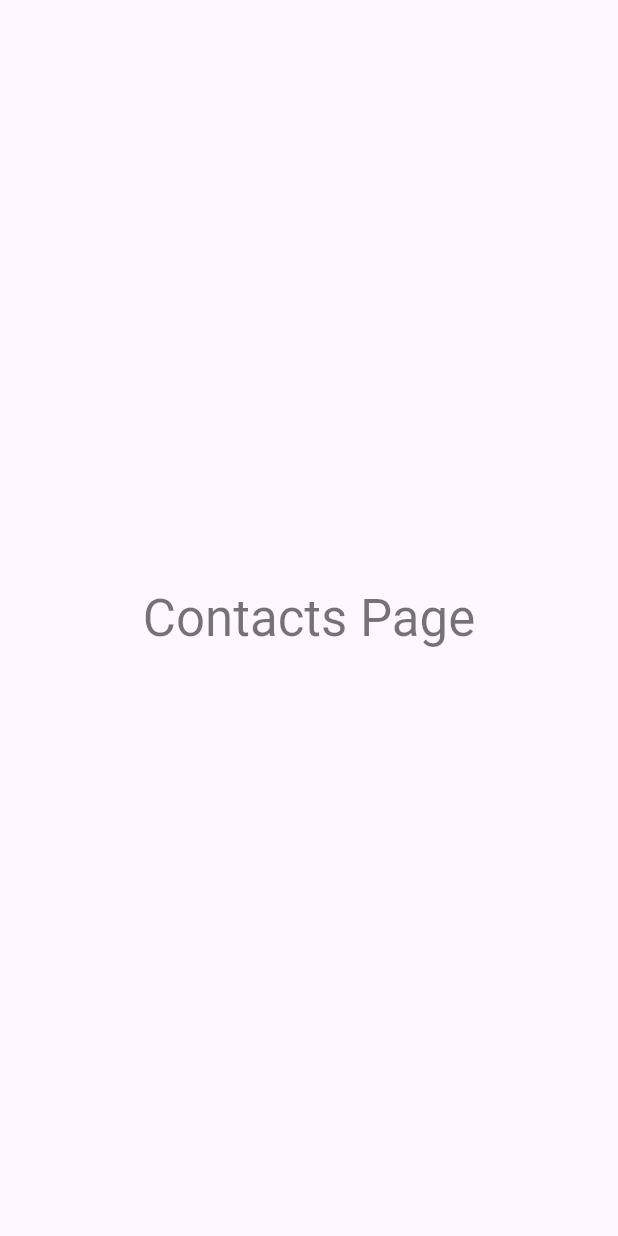
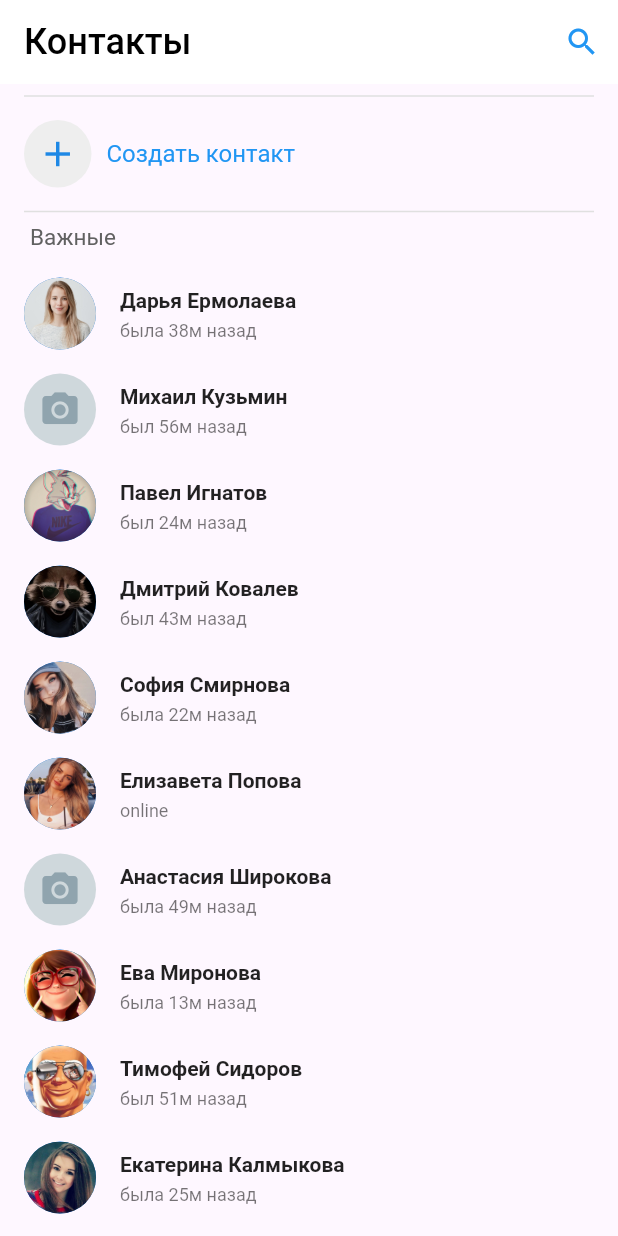
Before and after one commit to nikolay-potehin/widgets_showcase, a Flutter app: the VKContactsPage screen opened directly, on a phone screen of 412 x 824 dp. Run offline on Flutter 3.47's test engine with Material 2 defaults, Android fonts, the light colour scheme and no system bars; our stand-ins replace salomon_bottom_bar.

Commit message:
added contacts page (completed raw version), added online phone status icon, refactoring, bug fixes

```diff
--- a/lib/examples/vk_messenger/chats/dialog_tile.dart
+++ b/lib/examples/vk_messenger/chats/dialog_tile.dart
@@ -17,7 +17,9 @@ class DialogTile extends StatelessWidget {
 
   @override
   Widget build(BuildContext context) {
-    return ListTile(
+    return Material(
+      child: InkWell(
+        child: ListTile(
           title: Text(
             title,
             style: const TextStyle(fontWeight: FontWeight.w500),
@@ -35,6 +37,8 @@ class DialogTile extends StatelessWidget {
               color: Colors.grey,
             ),
           ),
+        ),
+      ),
     );
   }
 }
--- a/lib/examples/vk_messenger/contacts.dart
+++ /dev/null
@@ -1,17 +0,0 @@
-import 'package:flutter/material.dart';
-
-class VKContactsPage extends StatelessWidget {
-  const VKContactsPage({super.key});
-
-  @override
-  Widget build(BuildContext context) {
-    return Scaffold(
-      body: Center(
-        child: Text(
-          'Contacts Page',
-          style: Theme.of(context).textTheme.headlineMedium,
-        ),
-      ),
-    );
-  }
-}
--- /dev/null
+++ b/lib/examples/vk_messenger/contacts/add_contact_button.dart
@@ -0,0 +1,47 @@
+import 'package:flutter/material.dart';
+
+class AddContactButton extends StatelessWidget {
+  const AddContactButton({
+    super.key,
+  });
+
+  @override
+  Widget build(BuildContext context) {
+    return Material(
+      child: InkWell(
+        onTap: () {},
+        child: Padding(
+          padding: const EdgeInsets.symmetric(
+            horizontal: 16,
+            vertical: 8,
+          ),
+          child: Row(
+            children: [
+              Container(
+                width: 45,
+                height: 45,
+                decoration: BoxDecoration(
+                    color: Colors.grey.shade200,
+                    borderRadius: BorderRadius.circular(50)),
+                child: Icon(
+                  Icons.add,
+                  size: 28,
+                  color: Colors.blue.shade600,
+                ),
+              ),
+              const SizedBox(width: 10),
+              const Text(
+                'Создать контакт',
+                style: TextStyle(
+                  color: Colors.blue,
+                  fontSize: 16,
+                ),
+              ),
+              const Expanded(child: SizedBox()),
+            ],
+          ),
+        ),
+      ),
+    );
+  }
+}
--- /dev/null
+++ b/lib/examples/vk_messenger/contacts/contacts.dart
@@ -0,0 +1,80 @@
+import 'package:flutter/material.dart';
+import 'package:widgets_showcase/examples/vk_messenger/contacts/add_contact_button.dart';
+import 'package:widgets_showcase/examples/vk_messenger/contacts/contacts_divider.dart';
+import 'package:widgets_showcase/examples/vk_messenger/contacts/contacts_tile.dart';
+import 'package:widgets_showcase/examples/vk_messenger/models/users.dart';
+
+class VKContactsPage extends StatelessWidget {
+  const VKContactsPage({super.key});
+
+  @override
+  Widget build(BuildContext context) {
+    final users = MockUsers.users;
+
+    return Scaffold(
+      appBar: appBar(),
+      body: NotificationListener<OverscrollIndicatorNotification>(
+        onNotification: (notification) {
+          notification.disallowIndicator();
+          return true;
+        },
+        child: SingleChildScrollView(
+          child: Column(
+            mainAxisSize: MainAxisSize.min,
+            crossAxisAlignment: CrossAxisAlignment.start,
+            children: [
+              const ContactsDivider(),
+              const AddContactButton(),
+              const ContactsDivider(),
+              contactsTitle(),
+              ListView.builder(
+                shrinkWrap: true,
+                primary: false,
+                itemCount: users.length,
+                itemBuilder: (context, index) {
+                  final user = users[index];
+                  return ContactsTile(user: user);
+                },
+              ),
+            ],
+          ),
+        ),
+      ),
+    );
+  }
+
+  Padding contactsTitle() {
+    return Padding(
+      padding: const EdgeInsets.fromLTRB(20, 0, 20, 10),
+      child: Text(
+        'Важные',
+        style: TextStyle(
+          color: Colors.grey.shade700,
+          fontSize: 15,
+        ),
+      ),
+    );
+  }
+
+  AppBar appBar() {
+    return AppBar(
+      automaticallyImplyLeading: false,
+      elevation: 0,
+      backgroundColor: Colors.white,
+      foregroundColor: Colors.blue,
+      title: const Text(
+        'Контакты',
+        style: TextStyle(
+          color: Colors.black,
+          fontSize: 24,
+        ),
+      ),
+      actions: [
+        IconButton(
+          onPressed: () {},
+          icon: const Icon(Icons.search),
+        ),
+      ],
+    );
+  }
+}
--- /dev/null
+++ b/lib/examples/vk_messenger/contacts/contacts_divider.dart
@@ -0,0 +1,17 @@
+import 'package:flutter/material.dart';
+
+class ContactsDivider extends StatelessWidget {
+  const ContactsDivider({
+    super.key,
+  });
+
+  @override
+  Widget build(BuildContext context) {
+    return Divider(
+      indent: 16,
+      endIndent: 16,
+      color: Colors.grey.shade300,
+      thickness: 1,
+    );
+  }
+}
--- /dev/null
+++ b/lib/examples/vk_messenger/contacts/contacts_tile.dart
@@ -0,0 +1,31 @@
+import 'package:flutter/material.dart';
+import 'package:widgets_showcase/examples/vk_messenger/models/users.dart';
+import 'package:widgets_showcase/examples/vk_messenger/vk_circle_avatar.dart';
+
+class ContactsTile extends StatelessWidget {
+  const ContactsTile({
+    super.key,
+    required this.user,
+  });
+
+  final User user;
+
+  @override
+  Widget build(BuildContext context) {
+    return InkWell(
+      onTap: () {},
+      child: ListTile(
+        leading: VKCircleAvatar.fromUser(user),
+        title: Text(
+          user.nickname,
+          style: const TextStyle(
+            fontWeight: FontWeight.bold,
+            fontSize: 14,
+          ),
+        ),
+        subtitle: Text(user.lastSeen),
+        dense: true,
+      ),
+    );
+  }
+}
--- a/lib/examples/vk_messenger/models/randomizer.dart
+++ b/lib/examples/vk_messenger/models/randomizer.dart
@@ -7,18 +7,32 @@ class Randomizer {
   static const messages = [
     'Привет!',
     'Привет, как дела?',
+    'Как учишься, что нового?',
+    'Гулять пойдешь?',
+    'Не спишь ещё?',
     'Жду твоего ответа, короче',
     'Ладно.',
     'Здаров, сегодня все в силе?',
     'Ага, понятно все',
+    'Ясно',
+    'Без комментариев просто',
     'Фотография',
     'Доброе утро!',
-    'Сегодня такое случилось! При встрече расскажу...'
+    'Сегодня такое случилось! При встрече расскажу...',
+    'аххахаххахааххаха а хотя нет не смешно',
+    'ХАХАХАХХАХАХАВЖВХВЗВХВЗХВЗХВ',
+    'жесть',
+    'Ну все, давай',
+    'До завтра)',
+    'Понял, удачи тебе',
+    'Хорошо',
   ];
 
   static String randomWeekDay() => weekDays[random.nextInt(weekDays.length)];
 
   static String randomMessage() => messages[random.nextInt(messages.length)];
 
-  static dynamic fromList(List list) => list[random.nextInt(list.length)];
+  static String randomLastSeen() => 'был(а) ${random.nextInt(59) + 2}м назад';
+
+  static int randomInt(int max) => random.nextInt(max);
 }
--- a/lib/examples/vk_messenger/models/users.dart
+++ b/lib/examples/vk_messenger/models/users.dart
@@ -1,18 +1,39 @@
 import 'package:widgets_showcase/examples/vk_messenger/models/randomizer.dart';
+
+enum Gender { male, female }
 
 class User {
   final String name;
   final String surname;
   final String lastMessage;
+  final int lastSeenInMinutes;
+  final Gender gender;
   final String? avatarPath;
 
-  const User({
+  User({
     required this.name,
     required this.surname,
-    required this.lastMessage,
+    required this.gender,
     String? avatarPicName,
-  }) : avatarPath =
+  })  : lastSeenInMinutes = Randomizer.randomInt(60),
+        lastMessage = Randomizer.randomMessage(),
+        avatarPath =
             avatarPicName == null ? null : 'assets/avatars/$avatarPicName';
+
+  String get nickname => '$name $surname';
+
+  String get lastSeen {
+    if (isOnline) return 'online';
+
+    switch (gender) {
+      case Gender.female:
+        return 'была $lastSeenInMinutesм назад';
+      case Gender.male:
+        return 'был $lastSeenInMinutesм назад';
+    }
+  }
+
+  bool get isOnline => lastSeenInMinutes <= 8;
 }
 
 class MockUsers {
@@ -23,88 +44,88 @@ List<User> mockPredefinedUsers = [
   User(
     name: 'Полина',
     surname: 'Осипова',
-    lastMessage: Randomizer.randomMessage(),
+    gender: Gender.female,
     avatarPicName: 'woman-1.jpg',
   ),
   User(
     name: 'Дарья',
     surname: 'Ермолаева',
-    lastMessage: Randomizer.randomMessage(),
+    gender: Gender.female,
     avatarPicName: 'woman-2.jpg',
   ),
   User(
     name: 'Елизавета',
     surname: 'Попова',
-    lastMessage: Randomizer.randomMessage(),
+    gender: Gender.female,
     avatarPicName: 'woman-3.jpg',
   ),
   User(
     name: 'София',
     surname: 'Смирнова',
-    lastMessage: Randomizer.randomMessage(),
+    gender: Gender.female,
     avatarPicName: 'woman-4.jpg',
   ),
   User(
     name: 'Тимофей',
     surname: 'Сидоров',
-    lastMessage: Randomizer.randomMessage(),
+    gender: Gender.male,
     avatarPicName: 'man-1.jpg',
   ),
   User(
     name: 'Дмитрий',
     surname: 'Ковалев',
-    lastMessage: Randomizer.randomMessage(),
+    gender: Gender.male,
     avatarPicName: 'man-2.jpg',
   ),
   User(
     name: 'Павел',
     surname: 'Игнатов',
-    lastMessage: Randomizer.randomMessage(),
+    gender: Gender.male,
     avatarPicName: 'man-3.jpg',
   ),
   User(
     name: 'Ева',
     surname: 'Миронова',
-    lastMessage: Randomizer.randomMessage(),
+    gender: Gender.female,
     avatarPicName: 'woman-5.jpg',
   ),
   User(
     name: 'Екатерина',
     surname: 'Калмыкова',
-    lastMessage: Randomizer.randomMessage(),
+    gender: Gender.female,
     avatarPicName: 'woman-6.jpg',
   ),
   User(
     name: 'Константин',
     surname: 'Егоров',
-    lastMessage: Randomizer.randomMessage(),
+    gender: Gender.male,
     avatarPicName: 'man-4.jpg',
   ),
   User(
     name: 'Никита',
     surname: 'Плотников',
-    lastMessage: Randomizer.randomMessage(),
+    gender: Gender.male,
     avatarPicName: 'man-5.jpg',
   ),
   User(
     name: 'Даниил',
     surname: 'Соколов',
-    lastMessage: Randomizer.randomMessage(),
+    gender: Gender.male,
     avatarPicName: 'man-6.jpg',
   ),
   User(
-    name: 'Даниил',
-    surname: 'Соколов',
-    lastMessage: Randomizer.randomMessage(),
+    name: 'Фёдор',
+    surname: 'Зубков',
+    gender: Gender.male,
   ),
   User(
-    name: 'Даниил',
-    surname: 'Соколов',
-    lastMessage: Randomizer.randomMessage(),
+    name: 'Михаил',
+    surname: 'Кузьмин',
+    gender: Gender.male,
   ),
   User(
-    name: 'Даниил',
-    surname: 'Соколов',
-    lastMessage: Randomizer.randomMessage(),
+    name: 'Анастасия',
+    surname: 'Широкова',
+    gender: Gender.female,
   ),
 ]..shuffle();
```
Also changed, not shown: lib/examples/vk_messenger/account/account_tile.dart (+7 -4 lines), lib/examples/vk_messenger/chats/chats.dart (+8 -2 lines), lib/examples/vk_messenger/chats/online_from_phone_widget.dart (added, +24 -0 lines), lib/examples/vk_messenger/opened_chat/opened_chat.dart (+4 -4 lines), lib/examples/vk_messenger/vk_messenger_example.dart (+5 -2 lines). Lines whose indentation alone changed are shown as unchanged.
